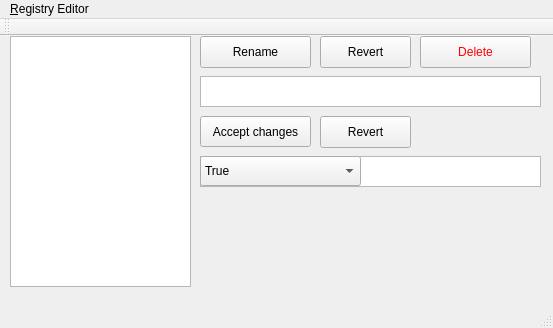
Before: the Qt Designer form MainWindow.ui in Metalhead33/PseudoRegistryEditor, drawn with Qt 5.
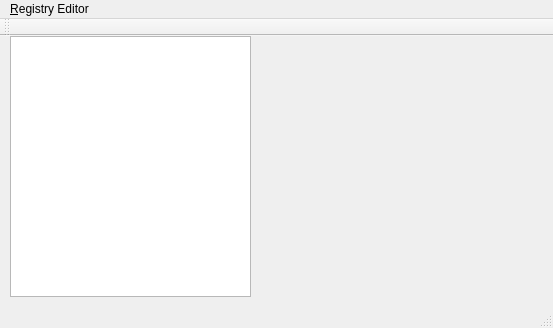
After: the same form once the commit is applied.

```diff
--- a/MainWindow.ui
+++ b/MainWindow.ui
@@ -17,135 +17,14 @@
    <string>&lt;html&gt;&lt;head/&gt;&lt;body&gt;&lt;p&gt;File Browser&lt;/p&gt;&lt;/body&gt;&lt;/html&gt;</string>
   </property>
   <widget class="QWidget" name="centralWidget">
-   <widget class="QTreeWidget" name="treeWidget">
+   <widget class="QTreeView" name="treeView">
     <property name="geometry">
      <rect>
       <x>10</x>
       <y>0</y>
-      <width>181</width>
-      <height>251</height>
+      <width>241</width>
+      <height>261</height>
      </rect>
-    </property>
-    <property name="rootIsDecorated">
-     <bool>false</bool>
-    </property>
-    <property name="sortingEnabled">
-     <bool>true</bool>
-    </property>
-    <property name="expandsOnDoubleClick">
-     <bool>true</bool>
-    </property>
-    <attribute name="headerVisible">
-     <bool>false</bool>
-    </attribute>
-   </widget>
-   <widget class="QPlainTextEdit" name="plainTextEdit">
-    <property name="geometry">
-     <rect>
-      <x>200</x>
-      <y>120</y>
-      <width>341</width>
-      <height>31</height>
-     </rect>
-    </property>
-   </widget>
-   <widget class="QPushButton" name="buttonAcceptChanges">
-    <property name="geometry">
-     <rect>
-      <x>200</x>
-      <y>80</y>
-      <width>111</width>
-      <height>31</height>
-     </rect>
-    </property>
-    <property name="text">
-     <string>Accept changes</string>
-    </property>
-   </widget>
-   <widget class="QPushButton" name="revertButton">
-    <property name="geometry">
-     <rect>
-      <x>320</x>
-      <y>80</y>
-      <width>91</width>
-      <height>32</height>
-     </rect>
-    </property>
-    <property name="text">
-     <string>Revert</string>
-    </property>
-   </widget>
-   <widget class="QComboBox" name="comboBox">
-    <property name="geometry">
-     <rect>
-      <x>200</x>
-      <y>120</y>
-      <width>161</width>
-      <height>30</height>
-     </rect>
-    </property>
-    <item>
-     <property name="text">
-      <string>True</string>
-     </property>
-    </item>
-    <item>
-     <property name="text">
-      <string>False</string>
-     </property>
-    </item>
-   </widget>
-   <widget class="QPushButton" name="DeleteButton">
-    <property name="geometry">
-     <rect>
-      <x>420</x>
-      <y>0</y>
-      <width>111</width>
-      <height>32</height>
-     </rect>
-    </property>
-    <property name="styleSheet">
-     <string notr="true">color: rgb(255, 0, 0);
-font: 75 11pt &quot;Times New Roman&quot;;</string>
-    </property>
-    <property name="text">
-     <string>Delete</string>
-    </property>
-   </widget>
-   <widget class="QPlainTextEdit" name="NameEditor">
-    <property name="geometry">
-     <rect>
-      <x>200</x>
-      <y>40</y>
-      <width>341</width>
-      <height>31</height>
-     </rect>
-    </property>
-   </widget>
-   <widget class="QPushButton" name="RenameButton">
-    <property name="geometry">
-     <rect>
-      <x>200</x>
-      <y>0</y>
-      <width>111</width>
-      <height>32</height>
-     </rect>
-    </property>
-    <property name="text">
-     <string>Rename</string>
-    </property>
-   </widget>
-   <widget class="QPushButton" name="RevertName">
-    <property name="geometry">
-     <rect>
-      <x>320</x>
-      <y>0</y>
-      <width>91</width>
-      <height>32</height>
-     </rect>
-    </property>
-    <property name="text">
-     <string>Revert</string>
     </property>
    </widget>
   </widget>
```
